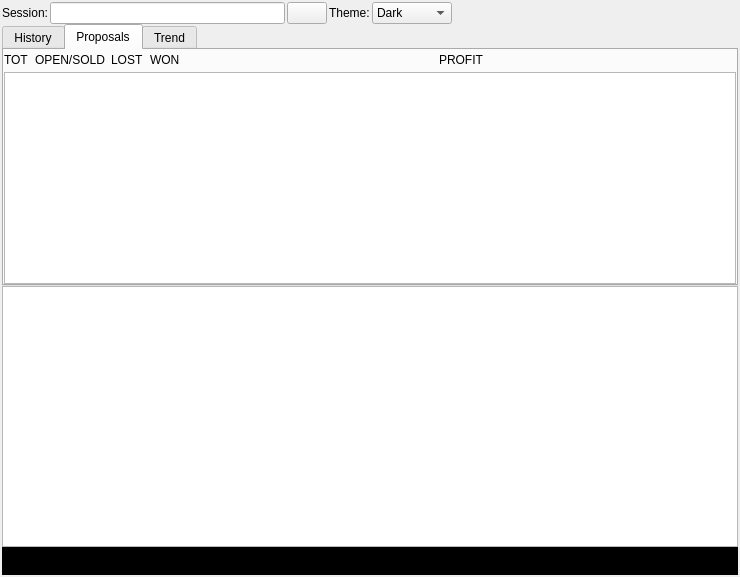
The window that ui/wdgcentral.ui (fabriziodesiati/BrokerTelegramBot) describes before a commit, drawn with Qt 5.
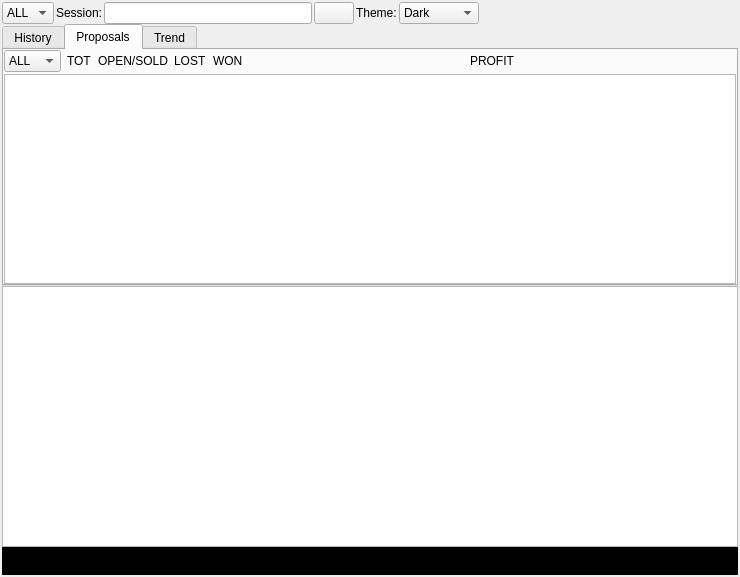
The same window after the commit. The open tabs and pages were chosen to show the change. Icons and pictures are not drawn.

Commit message: MAJOR: add trend table

Diff of the .ui file:
```diff
--- a/ui/wdgcentral.ui
+++ b/ui/wdgcentral.ui
@@ -40,6 +40,15 @@
      <property name="spacing">
       <number>2</number>
      </property>
+     <item>
+      <widget class="QComboBox" name="comboSession">
+       <item>
+        <property name="text">
+         <string>ALL</string>
+        </property>
+       </item>
+      </widget>
+     </item>
      <item>
       <widget class="QLabel" name="labelSession">
        <property name="text">
@@ -170,15 +179,6 @@
          <property name="spacing">
           <number>2</number>
          </property>
-         <item>
-          <widget class="QComboBox" name="comboSession">
-           <item>
-            <property name="text">
-             <string>ALL</string>
-            </property>
-           </item>
-          </widget>
-         </item>
          <item>
           <widget class="QLabel" name="labelPingSentRecv">
            <property name="text">
@@ -292,6 +292,25 @@
          <property name="spacing">
           <number>6</number>
          </property>
+         <item>
+          <widget class="QComboBox" name="comboProposals">
+           <item>
+            <property name="text">
+             <string>ALL</string>
+            </property>
+           </item>
+           <item>
+            <property name="text">
+             <string>VIP</string>
+            </property>
+           </item>
+           <item>
+            <property name="text">
+             <string>trend</string>
+            </property>
+           </item>
+          </widget>
+         </item>
          <item>
           <widget class="QLabel" name="leProposalsTotal">
            <property name="text">
```
Left out of the diff: 2 changed lines with no effect on the pictures. The commit also changes 2 other files.
